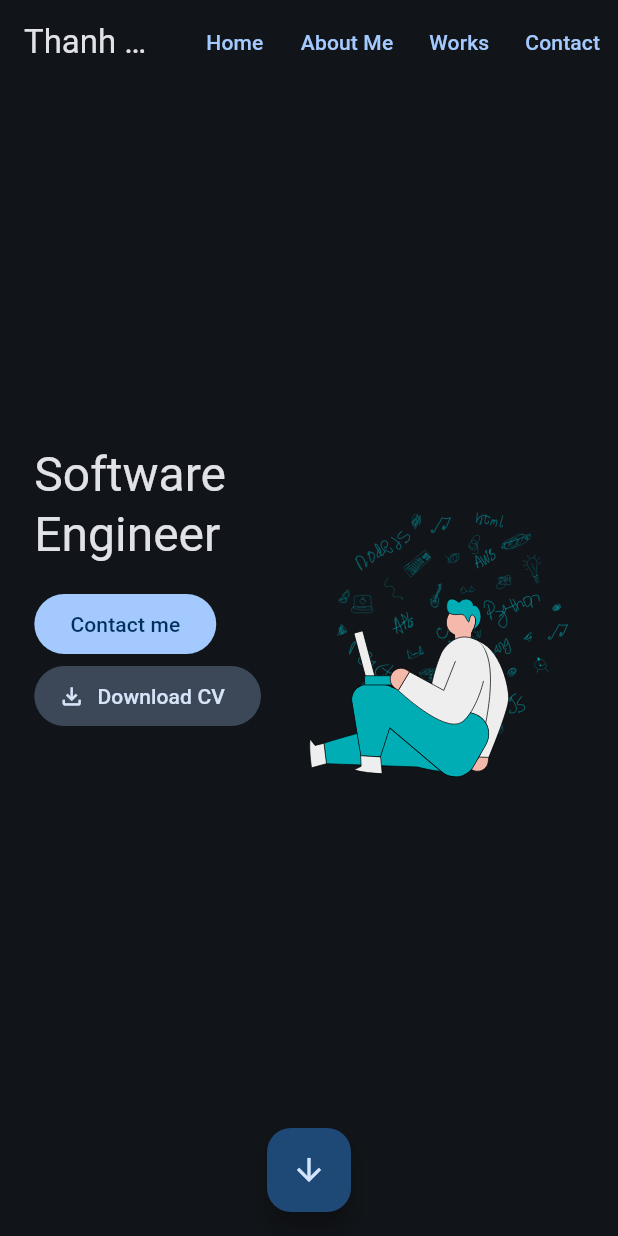
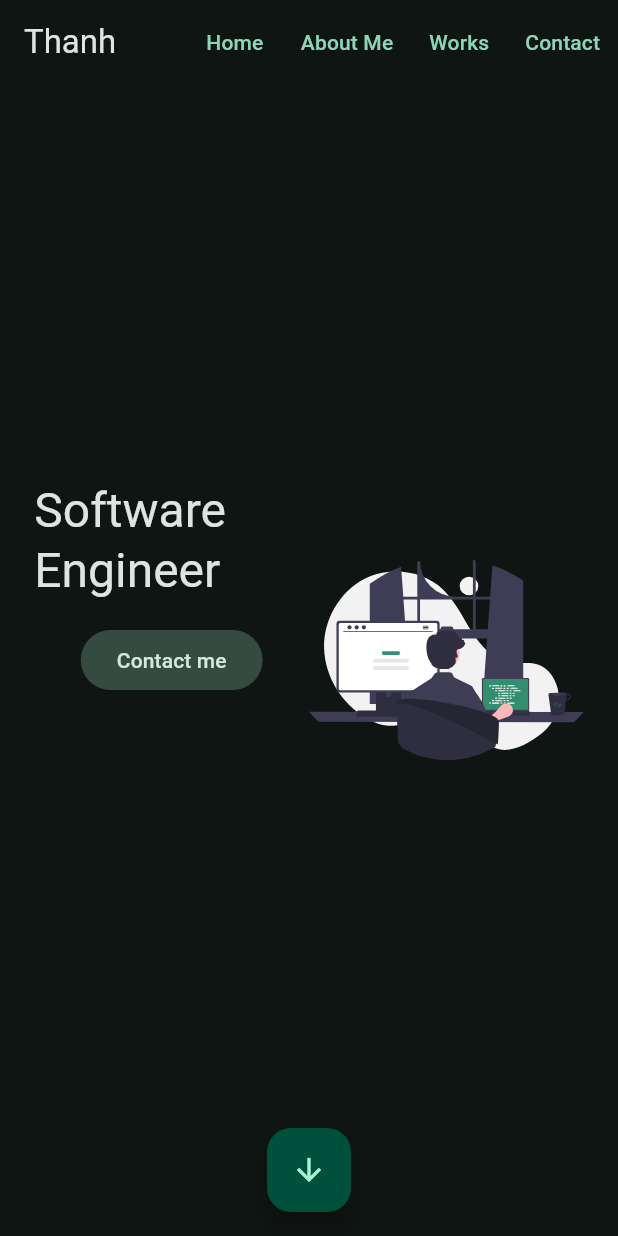
Before and after one commit to ThanhPhungTien/thanh_portfolio, a Flutter app: the screen it shows after launch, after a tap on "Contact me", on a phone screen of 412 x 824 dp. Run offline on Flutter 3.47's test engine with Material 3 defaults, Android fonts, the phone set to English and light mode, and no system bars; our stand-ins replace flutter_svg.

Commit message:
update ui

```diff
--- a/lib/main.dart
+++ b/lib/main.dart
@@ -3,25 +3,33 @@ import 'package:thanh_portfolio/presentation/core/palette.dart';
 import 'package:thanh_portfolio/presentation/home_page.dart';
 
 void main() {
-  runApp(const MyApp());
+  WidgetsFlutterBinding.ensureInitialized();
+  runApp(MyApp());
 }
 
 class MyApp extends StatelessWidget {
-  const MyApp({super.key});
+  MyApp({super.key});
 
-  // This widget is the root of your application.
+  final brightnessListenable = ValueNotifier(Brightness.dark);
+
   @override
   Widget build(BuildContext context) {
+    return ValueListenableBuilder(
+      valueListenable: brightnessListenable,
+      builder: (context, value, child) {
         return MaterialApp(
           title: 'Flutter Demo',
           debugShowCheckedModeBanner: false,
           theme: ThemeData(
             colorScheme: ColorScheme.fromSeed(
               seedColor: Palette.primary,
-          brightness: Brightness.dark,
+              brightness: value,
             ),
           ),
-      home: const HomePage(),
+          home: child,
+        );
+      },
+      child: const HomePage(),
     );
   }
 }
--- a/lib/presentation/contact_view.dart
+++ b/lib/presentation/contact_view.dart
@@ -20,15 +20,33 @@ class ContactView extends StatelessWidget {
           ? Column(
               children: [
                 Expanded(child: SvgPicture.asset(Assets.assetsContact)),
-                Expanded(child: SvgPicture.asset(Assets.assetsContact)),
+                Expanded(child: SocialView()),
               ],
             )
           : Row(
               children: [
                 Expanded(child: SvgPicture.asset(Assets.assetsContact)),
-                Expanded(child: SvgPicture.asset(Assets.assetsContact)),
+                Expanded(child: SocialView()),
               ],
             ),
     );
   }
 }
+
+class SocialView extends StatelessWidget {
+  const SocialView({super.key});
+
+  @override
+  Widget build(BuildContext context) {
+    return Column(
+      children: [
+        Row(
+          children: [
+            IconButton(onPressed: () {}, icon: Icon(Icons.facebook)),
+            IconButton(onPressed: () {}, icon: Icon(Icons.email)),
+          ],
+        ),
+      ],
+    );
+  }
+}
--- a/lib/presentation/core/palette.dart
+++ b/lib/presentation/core/palette.dart
@@ -1,5 +1,5 @@
 import 'dart:ui';
 
 class Palette {
-  static const primary = Color(0xff222831);
+  static const primary = Color(0xff328E6E);
 }
--- a/lib/presentation/home_page.dart
+++ b/lib/presentation/home_page.dart
@@ -29,7 +29,7 @@ class _HomePageState extends State<HomePage> {
     return Scaffold(
       appBar: AppBar(
         centerTitle: false,
-        title: const Text('Thanh Portfolio'),
+        title: const Text('Thanh'),
         actions: [
           TextButton(onPressed: () => openPage(0), child: Text('Home')),
           TextButton(onPressed: () => openPage(1), child: Text('About Me')),
@@ -55,6 +55,7 @@ class _HomePageState extends State<HomePage> {
                 AboutMeView(paddingSize: paddingSize),
                 WorksView(),
                 ContactView(paddingSize: paddingSize, isMobile: isMobile),
+                SizedBox(width: 16),
               ],
             ),
           );
--- a/lib/presentation/home_view.dart
+++ b/lib/presentation/home_view.dart
@@ -20,22 +20,13 @@ class HomeView extends StatelessWidget {
               mainAxisSize: MainAxisSize.min,
               children: [
                 Text('Software Engineer', style: textTheme.headlineLarge),
-                OverflowBar(
-                  spacing: 12,
-                  children: [
-                    FilledButton(onPressed: () {}, child: Text('Contact me')),
-                    FilledButton.tonalIcon(
-                      onPressed: () {},
-                      label: Text('Download CV'),
-                      icon: Icon(Icons.file_download_outlined),
-                    ),
-                  ],
-                ),
+                FilledButton.tonal(onPressed: () {}, child: Text('Contact me')),
+
                 SizedBox(height: 80),
               ],
             ),
           ),
-          Expanded(child: SvgPicture.asset(Assets.assetsHomeImage)),
+          Expanded(child: SvgPicture.asset(Assets.assetsHome)),
         ],
       ),
     );
--- a/lib/presentation/works_view.dart
+++ b/lib/presentation/works_view.dart
@@ -1,5 +1,5 @@
 import 'package:flutter/material.dart';
-import 'package:flutter_svg_provider/flutter_svg_provider.dart';
+import 'package:flutter_svg/flutter_svg.dart';
 import 'package:thanh_portfolio/generated/assets.dart';
 
 class WorksView extends StatelessWidget {
@@ -7,14 +7,8 @@ class WorksView extends StatelessWidget {
 
   @override
   Widget build(BuildContext context) {
-    return DecoratedBox(
-      decoration: BoxDecoration(
-        image: DecorationImage(
-          image: Svg(Assets.assetsWorks),
-          fit: BoxFit.cover,
-        ),
-      ),
-      child: Text('data'),
+    return Center(
+      child: SvgPicture.asset(Assets.assetsWork),
     );
   }
 }
```
Also changed, not shown: assets/about_me.svg, assets/contact.svg, assets/facebook.svg (added), assets/github.svg (added), assets/gmail.svg (added), assets/home.svg (added), assets/home_image.svg (deleted), assets/linkedin.svg (added), assets/work.svg (added), assets/works.svg (deleted), lib/generated/assets.dart, 1 other file. Lines whose indentation alone changed are shown as unchanged.
